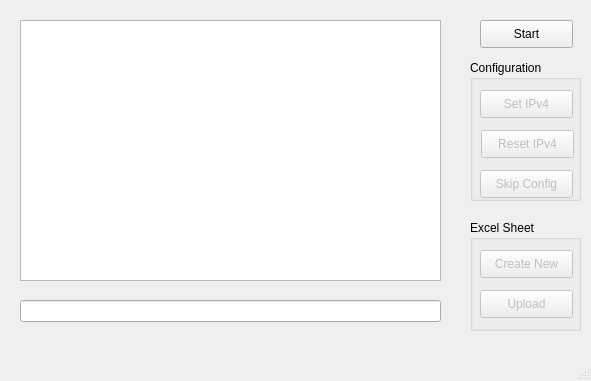
The window that proj_DS8000/src/DS8000.ui (igwekaluCSM/programDS8000) describes before a commit, drawn with Qt 5.
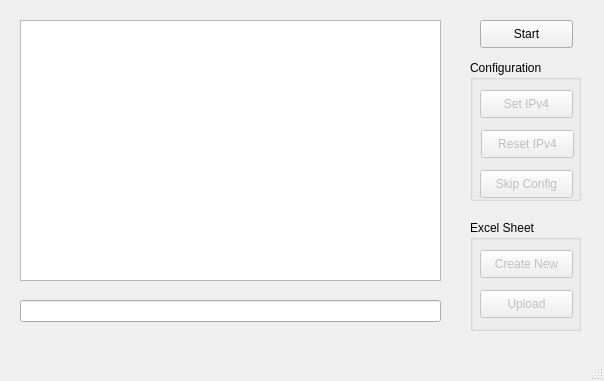
The same window after the commit.

Diff of the .ui file:
```diff
--- a/proj_DS8000/src/DS8000.ui
+++ b/proj_DS8000/src/DS8000.ui
@@ -6,7 +6,7 @@
    <rect>
     <x>0</x>
     <y>0</y>
-    <width>591</width>
+    <width>604</width>
     <height>381</height>
    </rect>
   </property>
```
Left out of the diff: 18 changed lines with no effect on the pictures.
